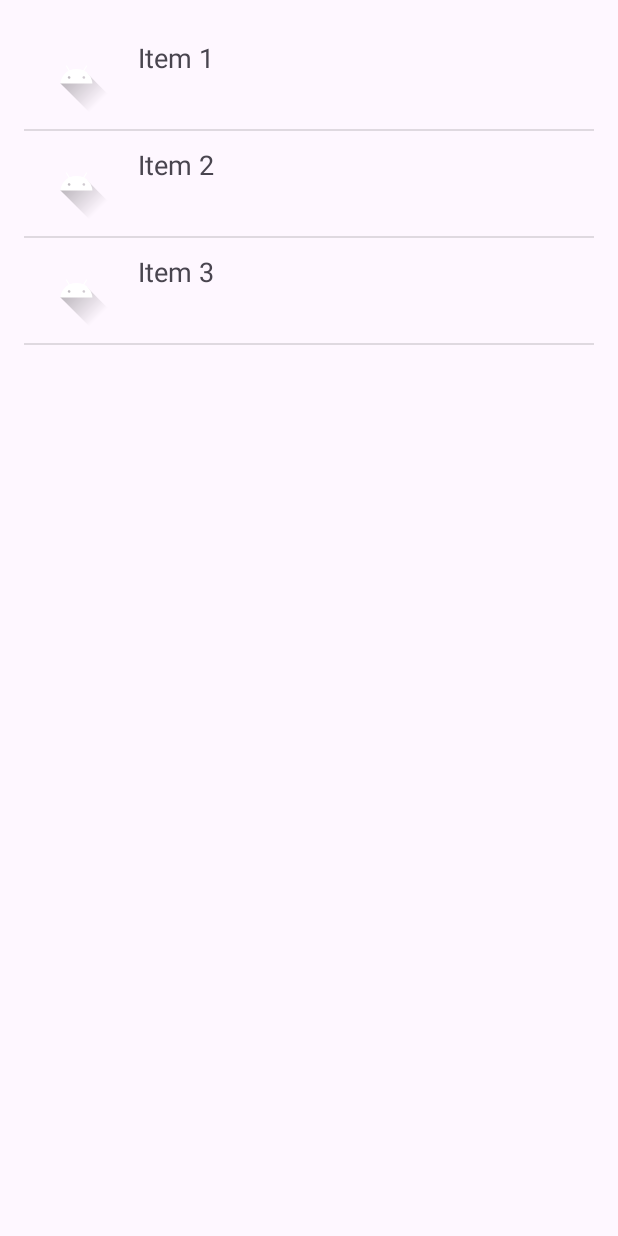
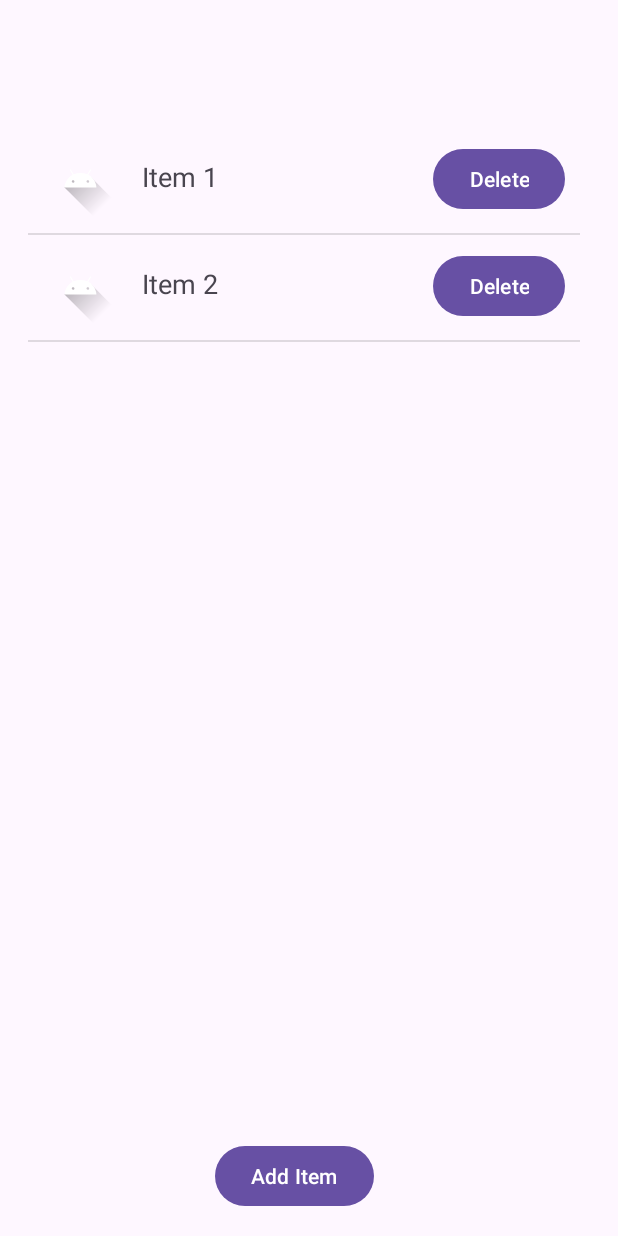
Before and after one commit to BadhanDas1009/Custom_ListView, an Android app: the screen it shows after launch (MainActivity), on a phone screen of 412 x 824 dp. Run offline under Robolectric (Android 15) with nearby library versions, the phone set to English and light mode, and no system bars.

Commit message:
Second Stage

```diff
--- a/app/src/main/java/com/example/custom_listview/CustomAdapter.java
+++ b/app/src/main/java/com/example/custom_listview/CustomAdapter.java
@@ -5,35 +5,51 @@ import android.view.LayoutInflater;
 import android.view.View;
 import android.view.ViewGroup;
 import android.widget.ArrayAdapter;
+import android.widget.Button;
 import android.widget.ImageView;
 import android.widget.TextView;
-
 import java.util.ArrayList;
 
 public class CustomAdapter extends ArrayAdapter<ItemModel> {
 
     private Context context;
+    private ArrayList<ItemModel> itemList;
 
     public CustomAdapter(Context context, ArrayList<ItemModel> itemList) {
         super(context, 0, itemList);
         this.context = context;
+        this.itemList = itemList;
     }
 
     @Override
-    public View getView(int position, View convertView, ViewGroup parent) {
+    public View getView(final int position, View convertView, ViewGroup parent) {
         if (convertView == null) {
             convertView = LayoutInflater.from(context).inflate(R.layout.list_item, parent, false);
         }
 
-        ItemModel item = getItem(position);
+        // Get the current item
+        final ItemModel item = getItem(position);
 
-        if (item != null) {
-            ImageView imageView = convertView.findViewById(R.id.itemImage);
-            TextView textView = convertView.findViewById(R.id.itemText);
+        // Set up the views
+        ImageView imageView = convertView.findViewById(R.id.itemIcon);
+        TextView textView = convertView.findViewById(R.id.itemText);
+        Button deleteButton = convertView.findViewById(R.id.deleteButton);
 
-            imageView.setImageResource(item.getImageResId());
-            textView.setText(item.getText());
-        }
+        // Set the icon and text
+        imageView.setImageResource(item.getImageResId());
+        textView.setText(item.getText());
+
+        // Handle the delete button click
+        deleteButton.setOnClickListener(new View.OnClickListener() {
+            @Override
+            public void onClick(View v) {
+                // Remove the item from the list
+                itemList.remove(position);
+
+                // Notify the adapter that the data has changed
+                notifyDataSetChanged();
+            }
+        });
 
         return convertView;
     }
--- a/app/src/main/java/com/example/custom_listview/MainActivity.java
+++ b/app/src/main/java/com/example/custom_listview/MainActivity.java
@@ -2,6 +2,8 @@ package com.example.custom_listview;
 
 import androidx.appcompat.app.AppCompatActivity;
 import android.os.Bundle;
+import android.view.View;
+import android.widget.Button;
 import android.widget.ListView;
 import java.util.ArrayList;
 
@@ -17,15 +19,29 @@ public class MainActivity extends AppCompatActivity {
         setContentView(R.layout.activity_main);
 
         listView = findViewById(R.id.customListView);
+        Button addButton = findViewById(R.id.addButton);
+
+        // Initialize the item list
         itemList = new ArrayList<>();
 
-        // Sample data for list
+        // Sample initial data
         itemList.add(new ItemModel(R.drawable.ic_launcher_foreground, "Item 1"));
         itemList.add(new ItemModel(R.drawable.ic_launcher_foreground, "Item 2"));
-        itemList.add(new ItemModel(R.drawable.ic_launcher_foreground, "Item 3"));
 
-        // Setting up the adapter
+        // Set up the custom adapter
         customAdapter = new CustomAdapter(this, itemList);
         listView.setAdapter(customAdapter);
+
+        // Add items dynamically
+        addButton.setOnClickListener(new View.OnClickListener() {
+            @Override
+            public void onClick(View v) {
+                // Add a new item to the list
+                itemList.add(new ItemModel(R.drawable.ic_launcher_foreground, "New Item"));
+
+                // Notify the adapter that the data has changed so it can refresh the ListView
+                customAdapter.notifyDataSetChanged();
+            }
+        });
     }
 }
--- a/app/src/main/res/layout/activity_main.xml
+++ b/app/src/main/res/layout/activity_main.xml
@@ -6,15 +6,27 @@
     android:layout_height="match_parent"
     tools:context=".MainActivity">
 
+    <Button
+        android:id="@+id/addButton"
+        android:layout_width="wrap_content"
+        android:layout_height="wrap_content"
+        android:layout_margin="16dp"
+        android:layout_marginBottom="28dp"
+        android:text="Add Item"
+        app:layout_constraintBottom_toBottomOf="parent"
+        app:layout_constraintEnd_toEndOf="parent"
+        app:layout_constraintHorizontal_bias="0.465"
+        app:layout_constraintStart_toStartOf="parent" />
+
     <ListView
         android:id="@+id/customListView"
-        android:layout_width="0dp"
-        android:layout_height="0dp"
+        android:layout_width="368dp"
+        android:layout_height="590dp"
         android:layout_margin="16dp"
-        android:dividerHeight="1dp"
-        app:layout_constraintTop_toTopOf="parent"
-        app:layout_constraintBottom_toBottomOf="parent"
+        app:layout_constraintBottom_toTopOf="@+id/addButton"
+        app:layout_constraintEnd_toEndOf="parent"
+        app:layout_constraintHorizontal_bias="0.218"
         app:layout_constraintStart_toStartOf="parent"
-        app:layout_constraintEnd_toEndOf="parent" />
+        app:layout_constraintTop_toTopOf="parent" />
 
 </androidx.constraintlayout.widget.ConstraintLayout>
--- a/app/src/main/res/layout/list_item.xml
+++ b/app/src/main/res/layout/list_item.xml
@@ -6,7 +6,7 @@
     android:padding="10dp">
 
     <ImageView
-        android:id="@+id/itemImage"
+        android:id="@+id/itemIcon"
         android:layout_width="50dp"
         android:layout_height="50dp"
         android:src="@drawable/ic_launcher_foreground"
@@ -14,8 +14,15 @@
 
     <TextView
         android:id="@+id/itemText"
+        android:layout_width="0dp"
+        android:layout_height="wrap_content"
+        android:layout_weight="1"
+        android:text="Item Text"
+        android:textSize="18sp" />
+
+    <Button
+        android:id="@+id/deleteButton"
         android:layout_width="wrap_content"
         android:layout_height="wrap_content"
-        android:text="Item Text"
-        android:textSize="18sp" />
+        android:text="Delete" />
 </LinearLayout>
```
